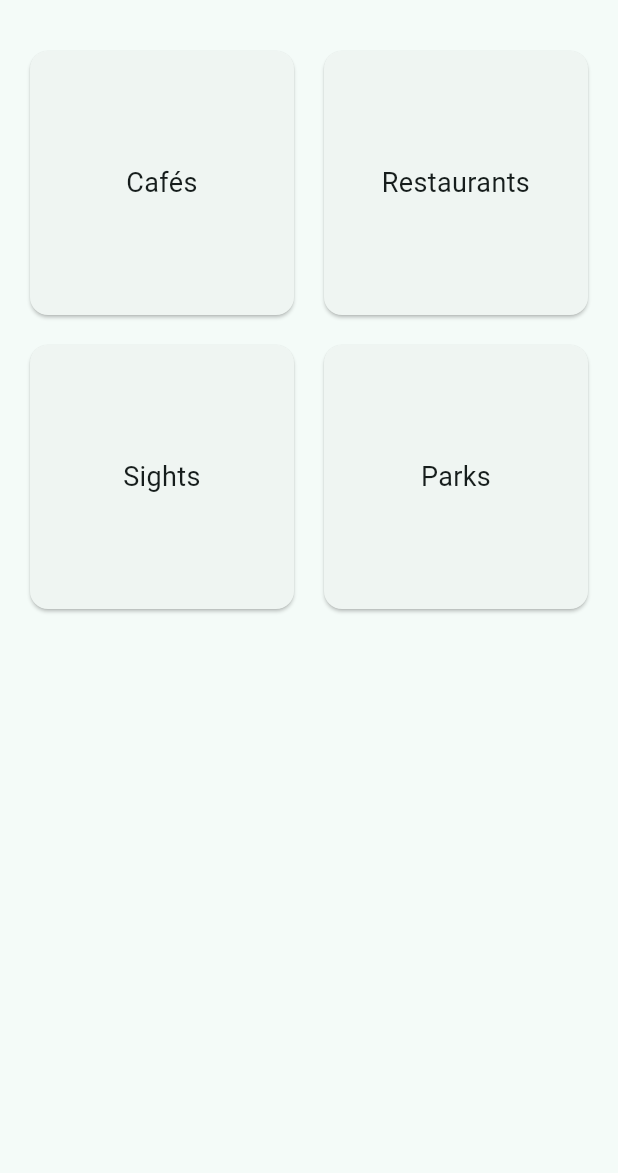
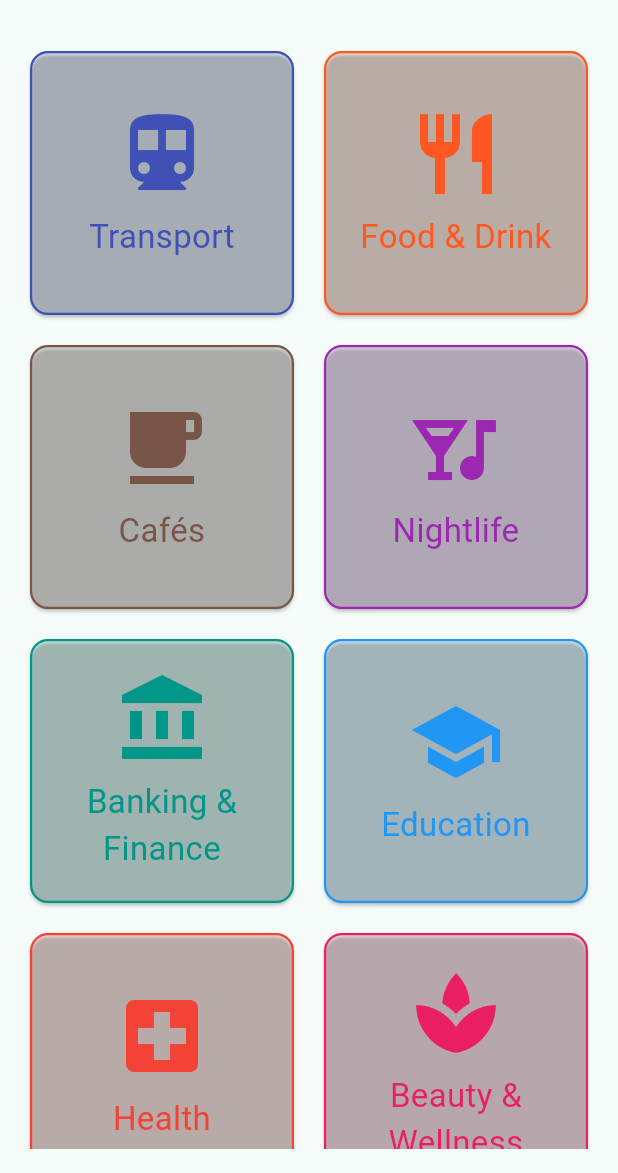
Before and after one commit to UDeedIt/Around-Me, a Flutter app: the screen it shows after launch, on a phone screen of 412 x 824 dp, the part 63-1236 px from its top. Run offline on Flutter 3.47's test engine with Material 3 defaults, Android fonts, the phone set to English and light mode, and no system bars; generated files the repository leaves out were written again.

Commit message:
- feat(AROUND-7): expand categories and mock places data - chore(AROUND-7): tweak category tile icon and text sizes [skip ci]

```diff
--- /dev/null
+++ b/lib/data/mock/mock_places_data.dart
@@ -0,0 +1,198 @@
+// lib/data/mock/mock_places_data.dart
+
+import 'package:flutter/material.dart';
+import '../../domain/models/place_category.dart';
+import '../../domain/models/place.dart';
+
+/// In-memory mock data for categories and places.
+///
+/// This will later be replaced by a repository backed by real APIs.
+class MockPlacesData {
+
+  /// Static list of available categories.
+// lib/data/mock/mock_places_data.dart
+
+  static const categories = <PlaceCategory>[
+    PlaceCategory(
+      id: 'transport',
+      name: 'Transport',
+      icon: Icons.directions_transit,
+      color: Colors.indigo,
+    ),
+    PlaceCategory(
+      id: 'food_drink',
+      name: 'Food & Drink',
+      icon: Icons.restaurant,
+      color: Colors.deepOrange,
+    ),
+    PlaceCategory(
+      id: 'coffee',
+      name: 'Cafés',
+      icon: Icons.local_cafe,
+      color: Colors.brown,
+    ),
+    PlaceCategory(
+      id: 'nightlife',
+      name: 'Nightlife',
+      icon: Icons.nightlife,
+      color: Colors.purple,
+    ),
+    PlaceCategory(
+      id: 'banking',
+      name: 'Banking & Finance',
+      icon: Icons.account_balance,
+      color: Colors.teal,
+    ),
+    PlaceCategory(
+      id: 'education',
+      name: 'Education',
+      icon: Icons.school,
+      color: Colors.blue,
+    ),
+    PlaceCategory(
+      id: 'health',
+      name: 'Health',
+      icon: Icons.local_hospital,
+      color: Colors.red,
+    ),
+    PlaceCategory(
+      id: 'beauty',
+      name: 'Beauty & Wellness',
+      icon: Icons.spa,
+      color: Colors.pink,
+    ),
+    PlaceCategory(
+      id: 'entertainment',
+      name: 'Entertainment',
+      icon: Icons.movie,
+      color: Colors.blueGrey,
+    ),
+    PlaceCategory(
+      id: 'attractions',
+      name: 'Attractions',
+      icon: Icons.camera_alt,
+      color: Colors.green,
+    ),
+    PlaceCategory(
+      id: 'worship',
+      name: 'Religion & Worship',
+      icon: Icons.church,
+      color: Colors.deepPurple,
+    ),
+    PlaceCategory(
+      id: 'stay_rent',
+      name: 'Stay & Rental',
+      icon: Icons.hotel,
+      color: Colors.lightBlue,
+    ),
+  ];
+
+
+  /// Static list of mock places.
+  static const places = <Place>[
+    // Transport
+    Place(
+      id: 'transport_airport_1',
+      name: 'City Airport',
+      address: 'Airport Road 1',
+      latitude: 0.0,
+      longitude: 0.0,
+      categoryId: 'transport',
+    ),
+    Place(
+      id: 'transport_bus_1',
+      name: 'Central Bus Station',
+      address: 'Bus Station Square',
+      latitude: 0.0,
+      longitude: 0.0,
+      categoryId: 'transport',
+    ),
+    Place(
+      id: 'transport_train_1',
+      name: 'Main Railway Station',
+      address: 'Railway Street 3',
+      latitude: 0.0,
+      longitude: 0.0,
+      categoryId: 'transport',
+    ),
+
+    // Food & Drink
+    Place(
+      id: 'food_cafe_1',
+      name: 'Central Café',
+      address: 'Coffee Street 1',
+      latitude: 0.0,
+      longitude: 0.0,
+      categoryId: 'food_drink',
+    ),
+    Place(
+      id: 'food_restaurant_1',
+      name: 'Downtown Restaurant',
+      address: 'Market Street 5',
+      latitude: 0.0,
+      longitude: 0.0,
+      categoryId: 'food_drink',
+    ),
+    Place(
+      id: 'food_bar_1',
+      name: 'Old Town Bar',
+      address: 'Nightlife Avenue',
+      latitude: 0.0,
+      longitude: 0.0,
+      categoryId: 'food_drink',
+    ),
+
+    // Banking & Finance
+    Place(
+      id: 'bank_1',
+      name: 'City Bank',
+      address: 'Finance Street 2',
+      latitude: 0.0,
+      longitude: 0.0,
+      categoryId: 'banking',
+    ),
+    Place(
+      id: 'atm_1',
+      name: 'Central ATM',
+      address: 'Mall Entrance',
+      latitude: 0.0,
+      longitude: 0.0,
+      categoryId: 'banking',
+    ),
+
+    // Education
+    Place(
+      id: 'school_1',
+      name: 'Central School',
+      address: 'School Road 10',
+      latitude: 0.0,
+      longitude: 0.0,
+      categoryId: 'education',
+    ),
+    Place(
+      id: 'university_1',
+      name: 'City University',
+      address: 'Campus Avenue 1',
+      latitude: 0.0,
+      longitude: 0.0,
+      categoryId: 'education',
+    ),
+    Place(
+      id: 'library_1',
+      name: 'City Library',
+      address: 'Library Street',
+      latitude: 0.0,
+      longitude: 0.0,
+      categoryId: 'education',
+    ),
+
+    // Health & Beauty, Entertainment, Attractions, Worship, Accommodation...
+    // (Add 2–3 items per category in the same style.)
+  ];
+
+
+  /// Returns all places for a given category id.
+  static List<Place> placesForCategory(String categoryId) {
+    return places.where((p) => p.categoryId == categoryId).toList();
+  }
+}
--- a/lib/domain/models/place.dart
+++ b/lib/domain/models/place.dart
@@ -0,0 +1,31 @@
+// lib/domain/models/place.dart
+
+/// Domain model representing a single place (POI) around the user.
+class Place {
+  const Place({
+    required this.id,
+    required this.name,
+    required this.address,
+    required this.latitude,
+    required this.longitude,
+    required this.categoryId,
+  });
+
+  /// Unique identifier for the place.
+  final String id;
+
+  /// Human-readable name of the place.
+  final String name;
+
+  /// Simple address or description.
+  final String address;
+
+  /// Latitude in decimal degrees.
+  final double latitude;
+
+  /// Longitude in decimal degrees.
+  final double longitude;
+
+  /// Identifier of the category this place belongs to (e.g. 'cafes').
+  final String categoryId;
+}
--- a/lib/domain/models/place_category.dart
+++ b/lib/domain/models/place_category.dart
@@ -0,0 +1,25 @@
+// lib/domain/models/place_category.dart
+
+import 'package:flutter/material.dart';
+
+/// Domain model representing a category of places (e.g. Cafés, Restaurants).
+class PlaceCategory {
+  const PlaceCategory({
+    required this.id,
+    required this.name,
+    required this.icon,
+    required this.color,
+  });
+
+  /// Unique identifier for the category (e.g. 'cafes', 'restaurants').
+  final String id;
+
+  /// Display name for the category.
+  final String name;
+
+  /// Icon to represent the category in the UI.
+  final IconData icon;
+
+  /// Themed color for this category (used in tiles, app bars, etc.).
+  final Color color;
+}
--- a/lib/features/home/home_screen.dart
+++ b/lib/features/home/home_screen.dart
@@ -1,20 +1,17 @@
+// lib/features/home/home_screen.dart
+
 import 'package:flutter/material.dart';
 import '../../core/constants/app_strings.dart';
 import '../../l10n/app_localizations.dart';
+import '../../data/mock/mock_places_data.dart';
 
 class HomeScreen extends StatelessWidget {
   const HomeScreen({super.key});
 
-  static const _categories = [
-    'Cafés',
-    'Restaurants',
-    'Sights',
-    'Parks',
-  ];
-
   @override
   Widget build(BuildContext context) {
     final l10n = AppLocalizations.of(context);
+    final categories = MockPlacesData.categories;
 
     return Scaffold(
       appBar: AppBar(
@@ -24,14 +21,15 @@ class HomeScreen extends StatelessWidget {
       body: Padding(
         padding: const EdgeInsets.all(16),
         child: GridView.builder(
-          itemCount: _categories.length,
+          itemCount: categories.length,
           gridDelegate: const SliverGridDelegateWithFixedCrossAxisCount(
             crossAxisCount: 2,
             crossAxisSpacing: 12,
             mainAxisSpacing: 12,
           ),
           itemBuilder: (context, index) {
-            final category = _categories[index];
+            final category = categories[index];
+
             return GestureDetector(
               onTap: () {
                 Navigator.of(context).pushNamed(
@@ -40,12 +38,22 @@ class HomeScreen extends StatelessWidget {
                 );
               },
               child: Card(
-                child: Center(
-                  child: Text(
-                    category,
-                    textAlign: TextAlign.center,
-                    style: const TextStyle(fontSize: 18),
-                  ),
+                color: category.color.withValues(alpha: 0.1),
+                shape: RoundedRectangleBorder(
+                  side: BorderSide(color: category.color, width: 1.5),
+                  borderRadius: BorderRadius.circular(12),
+                ),
+                child: Column(
+                  mainAxisAlignment: MainAxisAlignment.center,
+                  children: [
+                    Icon(category.icon, size: 64, color: category.color),
+                    const SizedBox(height: 8),
+                    Text(
+                      category.name,
+                      textAlign: TextAlign.center,
+                      style: TextStyle(fontSize: 22, color: category.color),
+                    ),
+                  ],
                 ),
               ),
             );
--- a/lib/features/places/places_screen.dart
+++ b/lib/features/places/places_screen.dart
@@ -1,34 +1,60 @@
 // lib/features/places/places_screen.dart
 
 import 'package:flutter/material.dart';
+import '../../core/constants/app_strings.dart';
 import '../../core/localization/localized_strings.dart';
+import '../../data/mock/mock_places_data.dart';
+import '../../domain/models/place_category.dart';
+import '../../l10n/app_localizations.dart';
 // import '../../l10n/app_localizations.dart';
 
 class PlacesScreen extends StatelessWidget {
-  const PlacesScreen({super.key, required this.categoryName});
+  const PlacesScreen({super.key, required this.category, required this.categoryName});
+  // const PlacesScreen({super.key, required this.categoryName});
 
+  final PlaceCategory category;
   final String categoryName;
 
   @override
   Widget build(BuildContext context) {
-    // final l10n = AppLocalizations.of(context);
-    final l10nStrings = context.strings;
+    final l10n = AppLocalizations.of(context);
+    final title = l10n?.placesTitle(category.name)
+        ?? AppStrings.placesTitleFallback(category.name);
 
-    final mockPlaces = List.generate(10, (index) => '$categoryName Place ${index + 1}',);
+    final places = MockPlacesData.placesForCategory(category.id);
 
     return Scaffold(
-      appBar: AppBar(title: Text(l10nStrings.homeTitle)),
+      appBar: AppBar(title: Text(title)),
       body: ListView.separated(
-        itemCount: mockPlaces.length,
-        separatorBuilder: (_, index) => const Divider(height: 1),
+        itemCount: places.length,
+        separatorBuilder: (context, index) => const Divider(height: 1),
         itemBuilder: (context, index) {
-          final place = mockPlaces[index];
+          final place = places[index];
           return ListTile(
-            title: Text(place),
-            subtitle: const Text('Mock address • distance TBD'),
+            title: Text(place.name),
+            subtitle: Text(place.address),
           );
         },
       ),
     );
+
+    // final l10n = AppLocalizations.of(context);
+    // final l10nStrings = context.strings;
+    // final mockPlaces = List.generate(10, (index) => '$categoryName Place ${index + 1}',);
+
+    // return Scaffold(
+    //   appBar: AppBar(title: Text(l10nStrings.homeTitle)),
+    //   body: ListView.separated(
+    //     itemCount: mockPlaces.length,
+    //     separatorBuilder: (_, index) => const Divider(height: 1),
+    //     itemBuilder: (context, index) {
+    //       final place = mockPlaces[index];
+    //       return ListTile(
+    //         title: Text(place),
+    //         subtitle: const Text('Mock address • distance TBD'),
+    //       );
+    //     },
+    //   ),
+    // );
   }
 }
--- a/lib/main.dart
+++ b/lib/main.dart
@@ -4,6 +4,7 @@ import 'package:flutter/material.dart';
 import 'package:flutter_localizations/flutter_localizations.dart';
 
 import 'core/constants/app_strings.dart';
+import 'domain/models/place_category.dart';
 import 'l10n/app_localizations.dart';
 import 'features/splash/splash_screen.dart';
 import 'features/home/home_screen.dart';
@@ -37,10 +38,14 @@ class AroundMeApp extends StatelessWidget {
         '/splash': (_) => const SplashScreen(),
         '/home': (_) => const HomeScreen(),
         '/places': (context) {
-          final args =
-              ModalRoute.of(context)!.settings.arguments as String? ?? '';
-          return PlacesScreen(categoryName: args);
+          final args = ModalRoute.of(context)!.settings.arguments as PlaceCategory;
+          return PlacesScreen(category: args, categoryName: '',);
         },
+        // '/places': (context) {
+        //   final args =
+        //       ModalRoute.of(context)!.settings.arguments as String? ?? '';
+        //   return PlacesScreen(categoryName: args);
+        // },
       },
       // Localization setup.
       localizationsDelegates: const [
```
